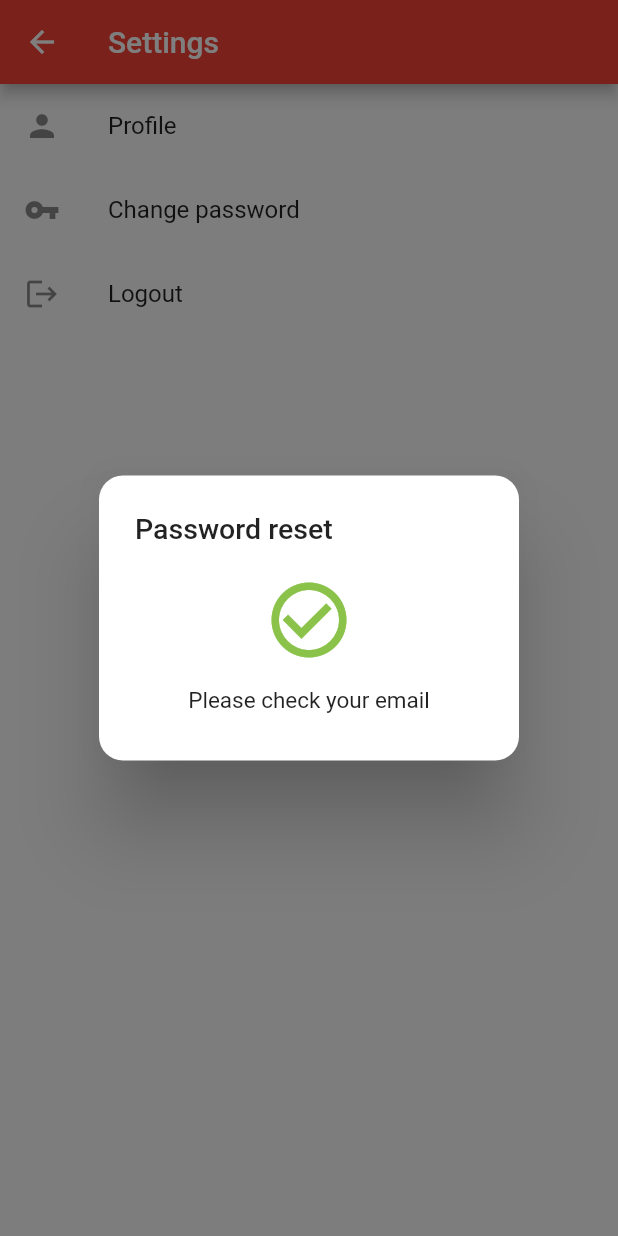
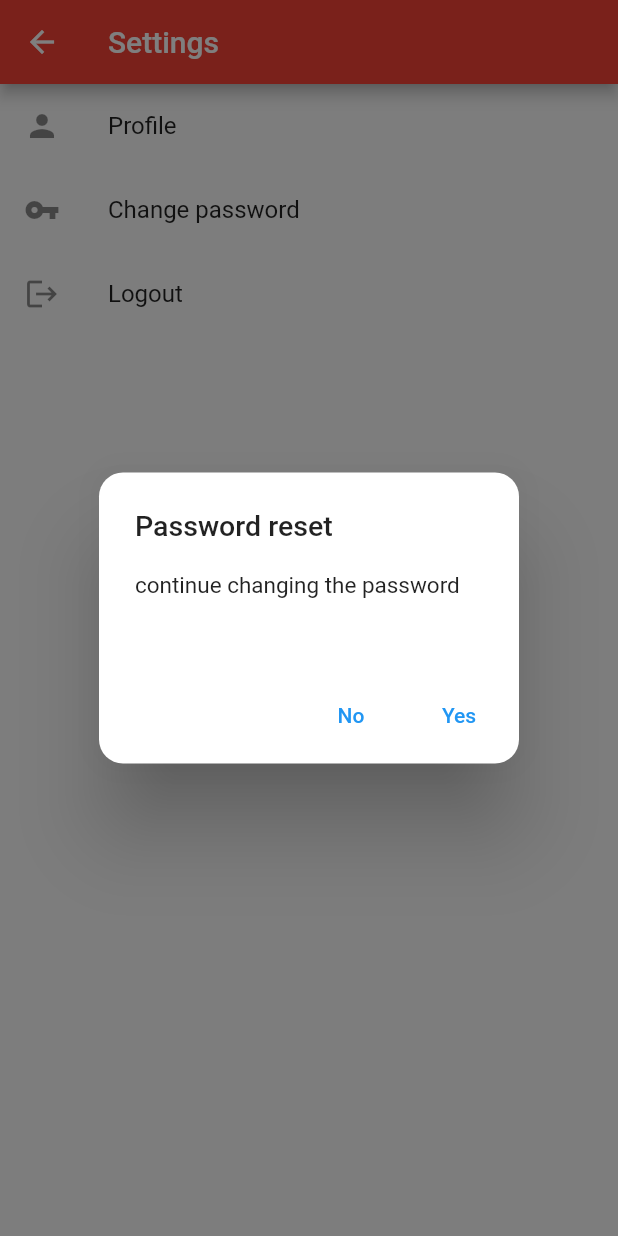
Before and after one commit to AndhikaK/chatapp, a Flutter app: the SettingPage screen opened directly, after a tap on "Change password", on a phone screen of 412 x 824 dp. Run offline on Flutter 3.47's test engine with Material 2 defaults, Android fonts, the phone set to English and light mode, and no system bars; our stand-ins replace bubble, email_validator, firebase_auth, firebase_core; accounts and stored records are empty.

Commit message:
change password upate

```diff
--- a/lib/pages/settings_page.dart
+++ b/lib/pages/settings_page.dart
@@ -44,6 +44,20 @@ class SettingPage extends StatelessWidget {
                           child: Opacity(
                             opacity: a1.value,
                             child: AlertDialog(
+                              actions: [
+                                TextButton(
+                                  onPressed: () {},
+                                  child: Text(
+                                    'No',
+                                  ),
+                                ),
+                                TextButton(
+                                  onPressed: () {},
+                                  child: Text(
+                                    'Yes',
+                                  ),
+                                ),
+                              ],
                               shape: OutlineInputBorder(
                                   borderSide: BorderSide.none,
                                   borderRadius: BorderRadius.circular(16.0)),
@@ -52,22 +66,10 @@ class SettingPage extends StatelessWidget {
                                 style: TextStyle(fontSize: 19),
                               ),
                               content: Container(
-                                height: 100,
-                                child: Column(
-                                  children: [
-                                    Icon(
-                                      Icons.check_circle_outline,
-                                      color: Colors.lightGreen,
-                                      size: 60,
-                                    ),
-                                    SizedBox(
-                                      height: 15,
-                                    ),
-                                    Text(
-                                      'Please check your email',
-                                      style: TextStyle(fontSize: 15),
-                                    ),
-                                  ],
+                                height: 40,
+                                child: Text(
+                                  'continue changing the password',
+                                  style: TextStyle(fontSize: 15),
                                 ),
                               ),
                             ),
```
